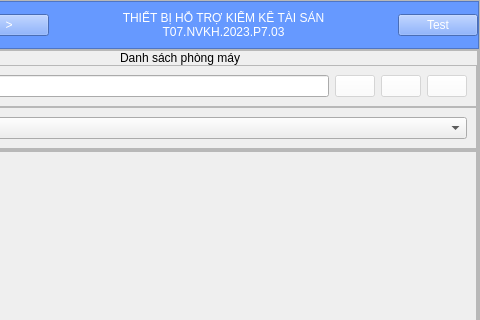
Before: the Qt Designer form Frontend/Design/design.ui in Qyt0109/KiemKeTaiSan, drawn with Qt 5; both pictures show x 119 to 599 and y 0 to 320 of the 599 by 452 pixel window.
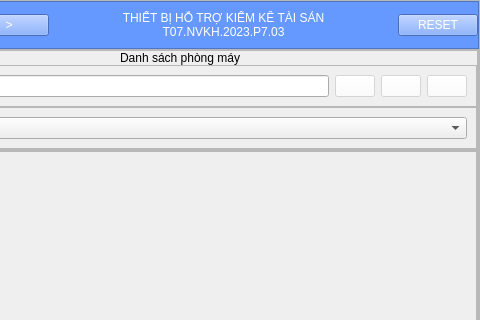
After: the same form once the commit is applied. The open tabs and pages were chosen to show the change.

The edit to the form file:
```diff
--- a/Frontend/Design/design.ui
+++ b/Frontend/Design/design.ui
@@ -113,7 +113,7 @@
           <item alignment="Qt::AlignRight">
            <widget class="QPushButton" name="pushButton_Test">
             <property name="text">
-             <string>Test</string>
+             <string>RESET</string>
             </property>
            </widget>
           </item>
```
Left out of the diff: 6 changed lines with no effect on the pictures.
